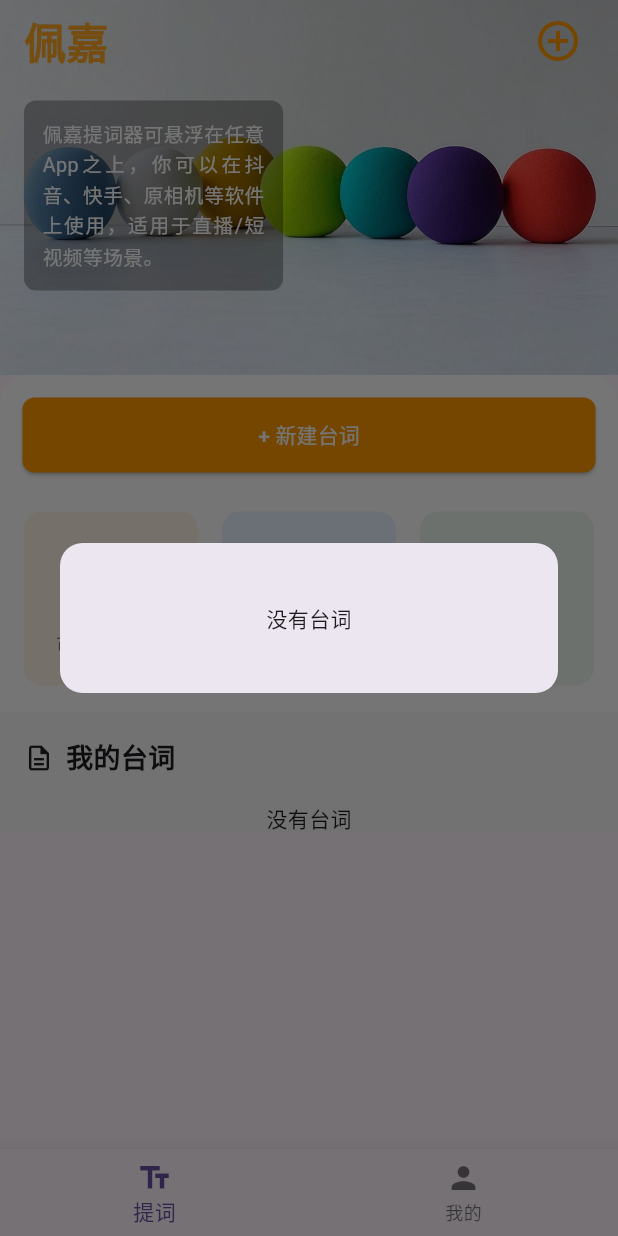
After one commit to trdeep/pegacue, a Flutter app: the screen it shows after launch, after a tap on "悬浮提词", on a phone screen of 412 x 824 dp. The commit adds this screen. Run offline on Flutter 3.47's test engine with Material 3 defaults, Android fonts, the phone set to English and light mode, and no system bars; our stand-ins replace sqflite; missing offline and left inert: flutter_quill, html_editor_enhanced, webview_flutter_plus; accounts and stored records are empty.

Commit message:
提词板白屏问题修复

```diff
--- a/lib/screens/prompter.dart
+++ b/lib/screens/prompter.dart
@@ -1,6 +1,8 @@
 import 'package:flutter/material.dart';
+import 'package:pegacue/screens/teleprompter.dart';
 import '../models/cue.dart';
 import '../widgets/cue_list_card.dart';
+import '../widgets/cue_selector_dialog.dart';
 import 'edit_cue.dart';
 import '../utils/database_helper.dart';
 
@@ -289,9 +291,34 @@ class _PrompterState extends State<Prompter> {
     );
   }
 
-  Widget _buildFeatureItem(
-      String title, String subtitle, IconData icon, Color color) {
-    return Container(
+  Widget _buildFeatureItem(String title, String subtitle, IconData icon, Color color) {
+  return GestureDetector(
+    onTap: () {
+      showDialog(
+        context: context,
+        builder: (context) => CueSelectorDialog(
+          title: '选择台词',
+          onCueSelected: (cue) {
+            if (title == '提词板') {
+              Navigator.push(
+                context,
+                MaterialPageRoute(
+                  builder: (context) => TeleprompterPage(
+                    title: cue.title,
+                    deltaJson: cue.deltaJson,
+                  ),
+                ),
+              );
+            } else if (title == '悬浮提词') {
+              // TODO: 实现悬浮提词功能
+            } else if (title == '拍摄提词') {
+              // TODO: 实现拍摄提词功能
+            }
+          },
+        ),
+      );
+    },
+    child: Container(
       decoration: BoxDecoration(
         color: color.withOpacity(0.1),
         borderRadius: BorderRadius.circular(12),
@@ -309,8 +336,10 @@ class _PrompterState extends State<Prompter> {
             ),
         ],
       ),
-    );
-  }
+    ),
+  );
+}
+
 }
 
 class _SliverHeaderDelegate extends SliverPersistentHeaderDelegate {
--- /dev/null
+++ b/lib/widgets/cue_selector_dialog.dart
@@ -0,0 +1,148 @@
+import 'package:flutter/material.dart';
+import '../models/cue.dart';
+import '../utils/database_helper.dart';
+import '../screens/teleprompter.dart';
+
+class CueSelectorDialog extends StatefulWidget {
+  final String title;
+  final Function(Cue) onCueSelected;
+
+  const CueSelectorDialog({
+    super.key,
+    required this.title,
+    required this.onCueSelected,
+  });
+
+  @override
+  State<CueSelectorDialog> createState() => _CueSelectorDialogState();
+}
+
+class _CueSelectorDialogState extends State<CueSelectorDialog> {
+  final TextEditingController _searchController = TextEditingController();
+  String _searchText = '';
+
+  @override
+  void dispose() {
+    _searchController.dispose();
+    super.dispose();
+  }
+
+  @override
+  Widget build(BuildContext context) {
+    return Dialog(
+      shape: RoundedRectangleBorder(
+        borderRadius: BorderRadius.circular(15),
+      ),
+      child: FutureBuilder<List<Cue>>(
+        future: DatabaseHelper.instance.getAllCues(),
+        builder: (context, snapshot) {
+          if (snapshot.connectionState == ConnectionState.waiting) {
+            return const SizedBox(
+              height: 100,
+              child: Center(child: CircularProgressIndicator()),
+            );
+          }
+
+          if (snapshot.hasError) {
+            return const SizedBox(
+              height: 100,
+              child: Center(child: Text('加载失败')),
+            );
+          }
+
+          final allCues = snapshot.data ?? [];
+          if (allCues.isEmpty) {
+            return const SizedBox(
+              height: 100,
+              child: Center(child: Text('没有台词')),
+            );
+          }
+
+          // 过滤台词
+          final filteredCues = allCues.where((cue) {
+            return cue.title.contains(_searchText) ||
+                cue.plainText.contains(_searchText);
+          }).toList();
+
+          return Container(
+            constraints: BoxConstraints(
+              maxHeight: MediaQuery.of(context).size.height * 0.5,
+            ),
+            child: Column(
+              mainAxisSize: MainAxisSize.min,
+              children: [
+                // 标题
+                Padding(
+                  padding: const EdgeInsets.all(16),
+                  child: Text(
+                    widget.title,
+                    style: const TextStyle(
+                      fontSize: 18,
+                      fontWeight: FontWeight.bold,
+                    ),
+                  ),
+                ),
+                // 搜索框
+                // Padding(
+                //   padding: const EdgeInsets.fromLTRB(16, 0, 16, 8),
+                //   child: TextField(
+                //     controller: _searchController,
+                //     decoration: InputDecoration(
+                //       hintText: '关键字',
+                //       prefixIcon: const Icon(Icons.search),
+                //       border: OutlineInputBorder(
+                //         borderRadius: BorderRadius.circular(8),
+                //       ),
+                //       contentPadding: const EdgeInsets.symmetric(
+                //         horizontal: 16,
+                //         vertical: 8,
+                //       ),
+                //     ),
+                //     onChanged: (value) {
+                //       setState(() {
+                //         _searchText = value;
+                //       });
+                //     },
+                //   ),
+                // ),
+                const Divider(height: 1),
+                Flexible(
+                  child: ListView.separated(
+                    shrinkWrap: true,
+                    physics: const BouncingScrollPhysics(), // 添加弹性滚动效果
+                    itemCount: filteredCues.length,  // 显示所有过滤后的台词
+                    separatorBuilder: (context, index) => const Divider(height: 1),
+                    itemBuilder: (context, index) {
+                      final cue = filteredCues[index];
+                      return ListTile(
+                        title: Text(
+                          cue.title,
+                          maxLines: 1,
+                          overflow: TextOverflow.ellipsis,
+                        ),
+                        subtitle: Text(
+                          cue.plainText,
+                          maxLines: 2,
+                          overflow: TextOverflow.ellipsis,
+                          style: TextStyle(
+                            fontSize: 12,
+                            color: Colors.grey[600],
+                          ),
+                        ),
+                        onTap: () {
+                          Navigator.pop(context);
+                          widget.onCueSelected(cue);
+                        },
+                      );
+                    },
+                  ),
+                ),
+                // 移除底部的计数提示，因为现在显示所有内容
+              ],
+            ),
+          );
+        },
+      ),
+    );
+  }
+}
```
Also changed, not shown: lib/screens/teleprompter.dart (+37 -5 lines).
